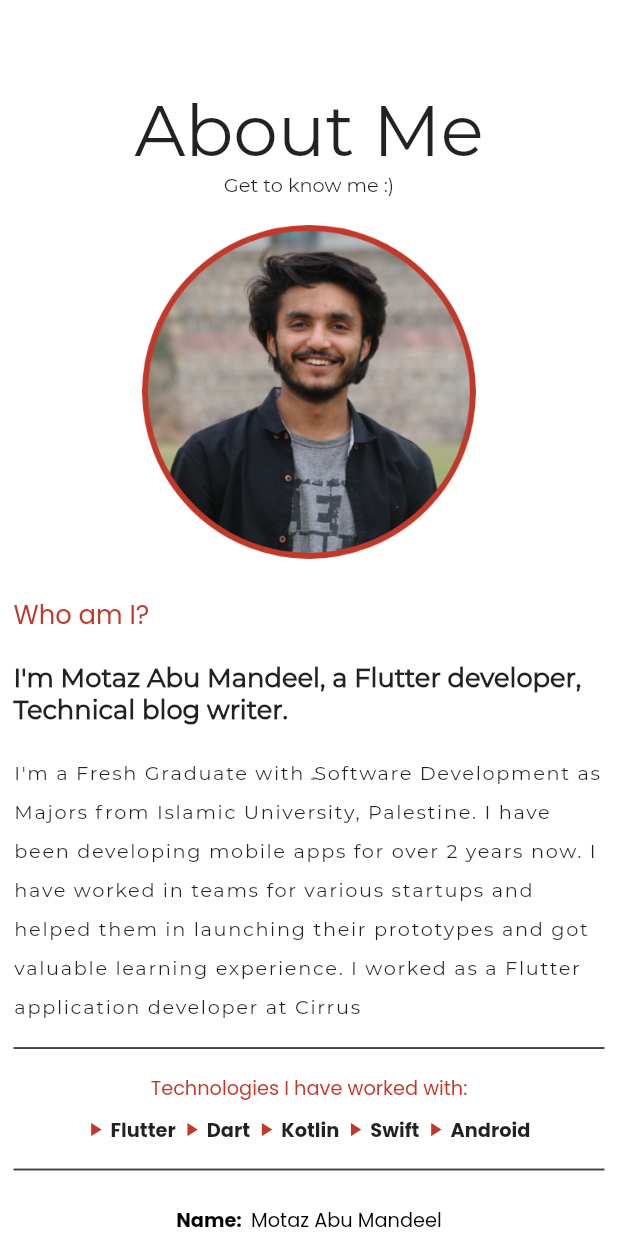
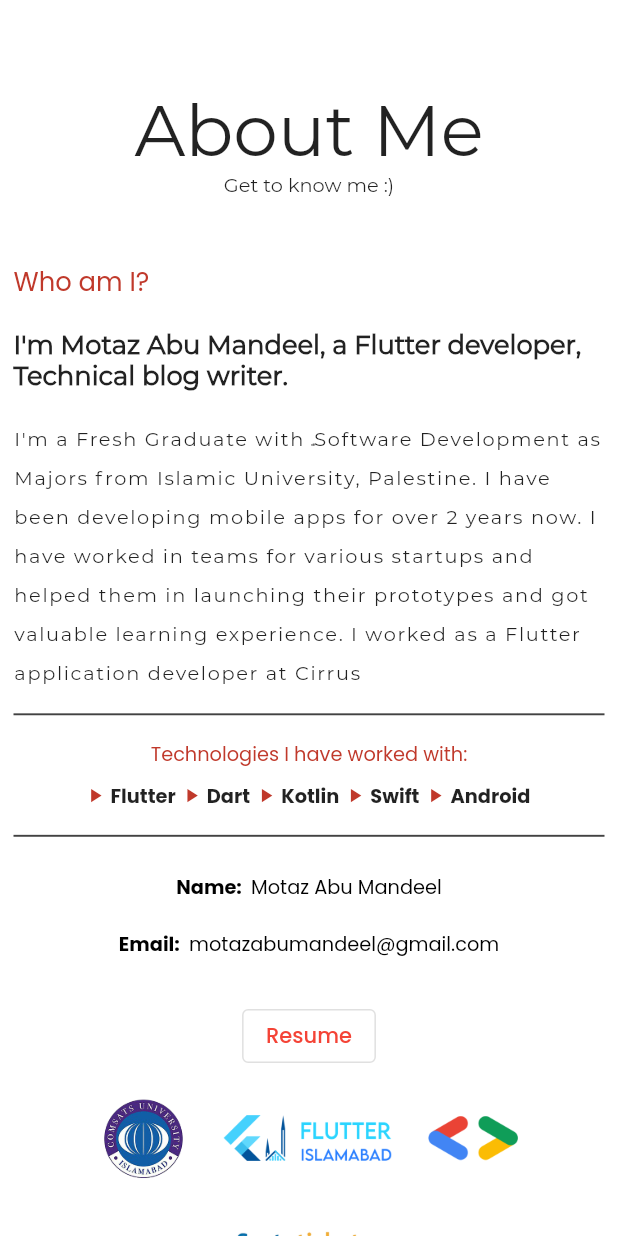
Before and after one commit to MOT3Z19/My-Profile, a Flutter app: the AboutMobile widget shown alone on an empty page, opened directly, on a phone screen of 412 x 824 dp. Run offline on Flutter 3.47's test engine with Material 2 defaults, Android fonts, the phone set to English and light mode, and no system bars; our stand-ins replace animated_text_kit, carousel_slider, flip_card, font_awesome_flutter, shared_preferences, url_strategy; missing offline and left inert: universal_html; accounts and stored records are empty; network calls fail.

Commit message:
First Commit

```diff
--- a/lib/sections/about/about_mobile.dart
+++ b/lib/sections/about/about_mobile.dart
@@ -31,10 +31,6 @@ class AboutMobile extends StatelessWidget {
             text: 'Get to know me :)',
           ),
           Space.y1!,
-          Image.asset(
-            StaticUtils.mobilePhoto,
-            height: height * 0.27,
-          ),
           SizedBox(
             height: height * 0.03,
           ),
--- a/lib/sections/about/about_tablet.dart
+++ b/lib/sections/about/about_tablet.dart
@@ -35,10 +35,6 @@ class AboutTab extends StatelessWidget {
             ),
           ),
           Space.y1!,
-          Image.asset(
-            StaticUtils.mobilePhoto,
-            height: height * 0.27,
-          ),
           SizedBox(
             height: height * 0.03,
           ),
--- a/lib/utils/utils.dart
+++ b/lib/utils/utils.dart
@@ -10,7 +10,6 @@ class StaticUtils {
   static const String hi = 'assets/hi.gif';
 
   // photos
-  static const String mobilePhoto = 'assets/photos/mobile.png';
   static const String coloredPhoto = 'assets/photos/me.jpeg';
   static const String blackWhitePhoto = 'assets/photos/image_profile.png';
 
```
Also changed, not shown: assets/photos/colored.png (deleted).
